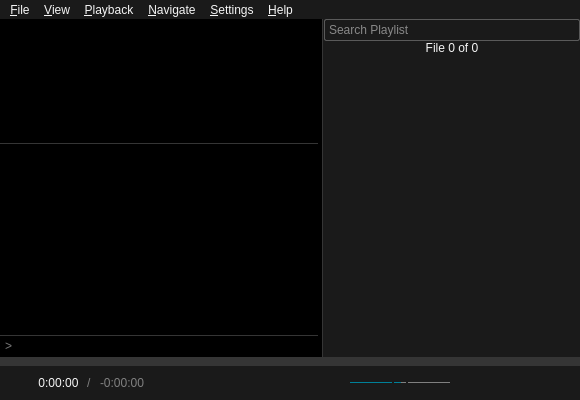
This is src/ui/mainwindow.ui in u8sand/Baka-MPlayer as Qt 5 draws it before an edit. The edited form follows.
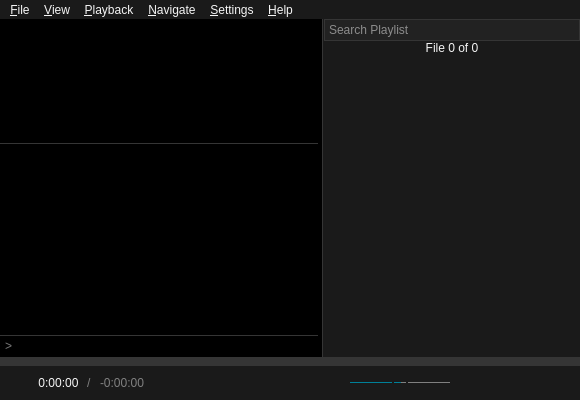
This is the edited form. Icons and pictures are not drawn. Custom widgets are drawn as their Qt base class.

Commit message: mainwindow.ui: tweak searchBox design

The edit to the form file:
```diff
--- a/src/ui/mainwindow.ui
+++ b/src/ui/mainwindow.ui
@@ -97,9 +97,9 @@
 
 #searchBox {
 	font-size: 12px;
+	background: #222222;
+	border: 1px solid #353535;
 	padding: 2px;
-	border: 1px solid #5A5A5A;
-	border-radius: 2px;
 }
 #searchBox:focus {
 	border-color: #008098;
```
Left out of the diff: 2 changed lines with no effect on the pictures.
